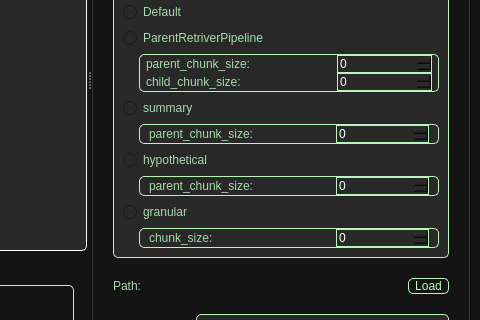
Qt form projects/pj3(LLM_compared_v1.0.1)/ui/mainwindow.ui (EagerBeaverLee/Vision_AI_RnD_team) before a commit; both pictures show x 716 to 1196 and y 311 to 631 of the 1196 by 739 pixel window.
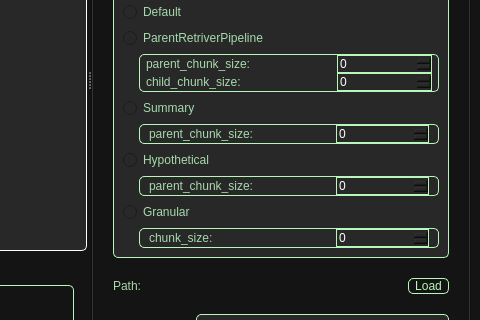
The same form after that commit.

Patch:
```diff
--- a/projects/pj3(LLM_compared_v1.0.1)/ui/mainwindow.ui
+++ b/projects/pj3(LLM_compared_v1.0.1)/ui/mainwindow.ui
@@ -1350,7 +1350,7 @@
 }</string>
               </property>
               <property name="text">
-               <string>summary</string>
+               <string>Summary</string>
               </property>
              </widget>
             </item>
@@ -1466,7 +1466,7 @@
 }</string>
               </property>
               <property name="text">
-               <string>hypothetical</string>
+               <string>Hypothetical</string>
               </property>
              </widget>
             </item>
@@ -1579,7 +1579,7 @@
 }</string>
               </property>
               <property name="text">
-               <string>granular</string>
+               <string>Granular</string>
               </property>
              </widget>
             </item>
```
